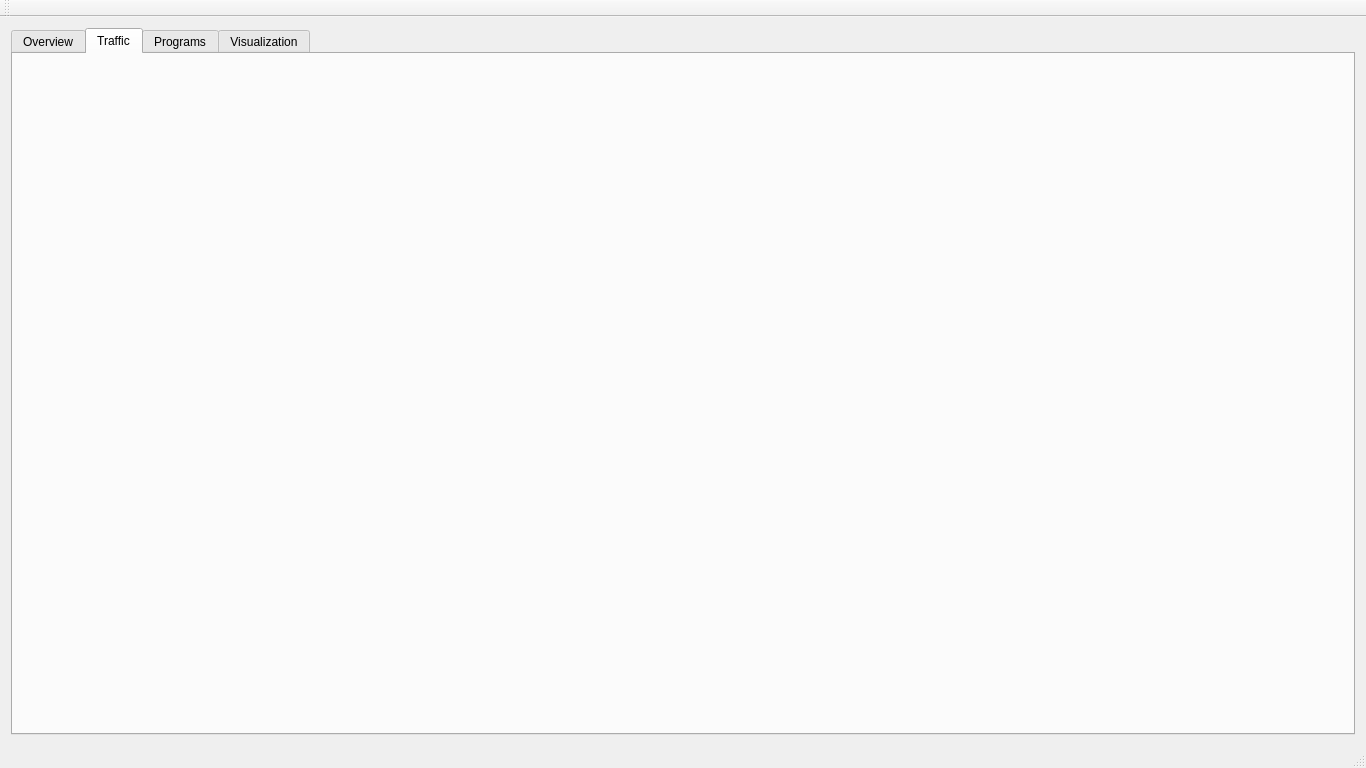
The window that overview.ui (achow101/NetPriv) describes before a commit, drawn with Qt 5.
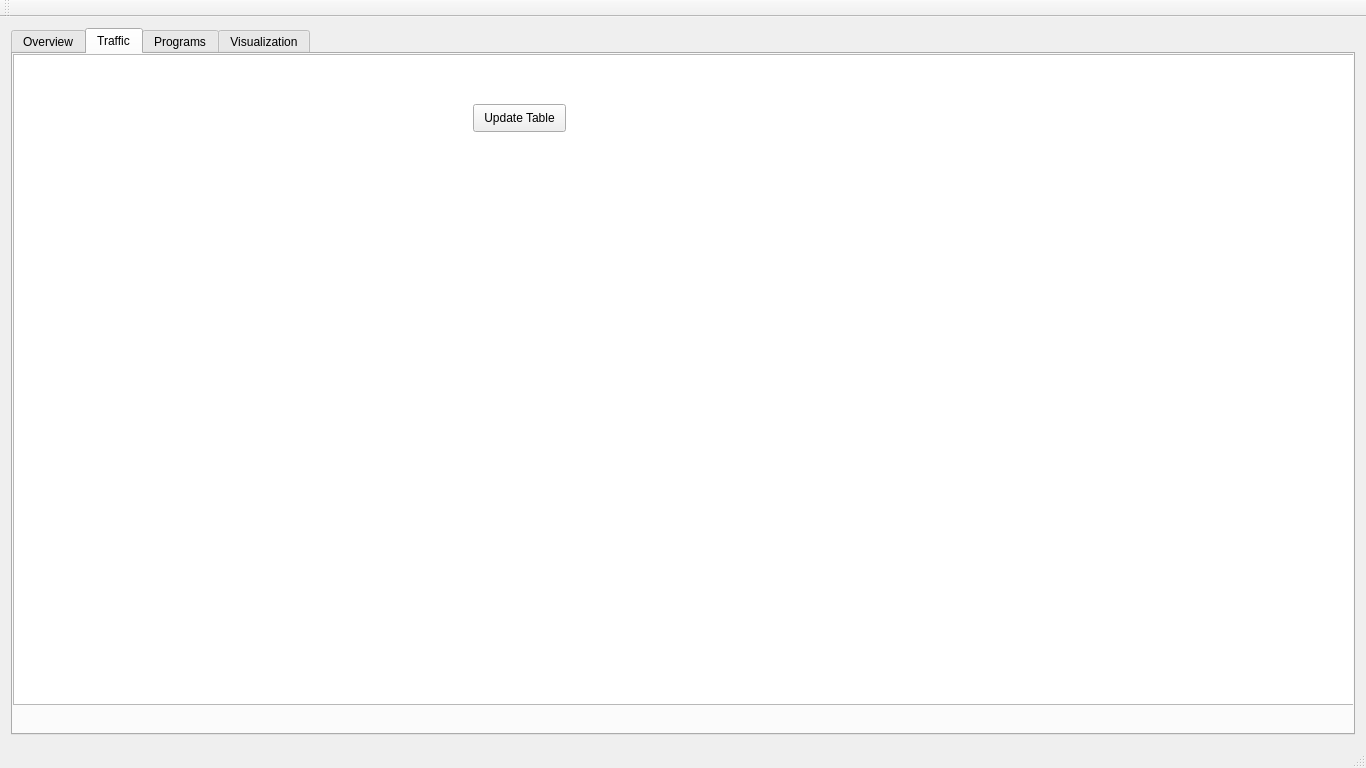
The same window after the commit. The open tabs and pages were chosen to show the change.

Commit message:
Set up table for traffic
Currently the refresh button needs to be pressed to update the columns
for the IPs and packet numbers

The edit to the form file:
```diff
--- a/overview.ui
+++ b/overview.ui
@@ -44,6 +44,12 @@
       <property name="currentIndex">
        <number>0</number>
       </property>
+      <property name="iconSize">
+       <size>
+        <width>250</width>
+        <height>16</height>
+       </size>
+      </property>
       <widget class="QWidget" name="tab">
        <attribute name="title">
         <string>Overview</string>
@@ -79,21 +85,37 @@
        <attribute name="title">
         <string>Traffic</string>
        </attribute>
-      </widget>
-      <widget class="QWidget" name="tab_3">
-       <attribute name="title">
-        <string>Programs</string>
-       </attribute>
        <widget class="QTableView" name="tableView">
         <property name="geometry">
          <rect>
-          <x>-5</x>
-          <y>1</y>
+          <x>0</x>
+          <y>0</y>
           <width>1341</width>
           <height>651</height>
          </rect>
         </property>
+        <property name="sortingEnabled">
+         <bool>true</bool>
+        </property>
        </widget>
+       <widget class="QPushButton" name="pushButton_3">
+        <property name="geometry">
+         <rect>
+          <x>460</x>
+          <y>50</y>
+          <width>93</width>
+          <height>28</height>
+         </rect>
+        </property>
+        <property name="text">
+         <string>Update Table</string>
+        </property>
+       </widget>
+      </widget>
+      <widget class="QWidget" name="tab_3">
+       <attribute name="title">
+        <string>Programs</string>
+       </attribute>
       </widget>
       <widget class="QWidget" name="tab_4">
        <attribute name="title">
@@ -110,7 +132,7 @@
      <x>0</x>
      <y>0</y>
      <width>1366</width>
-     <height>21</height>
+     <height>26</height>
     </rect>
    </property>
   </widget>
```
The commit also changes 2 other files.
